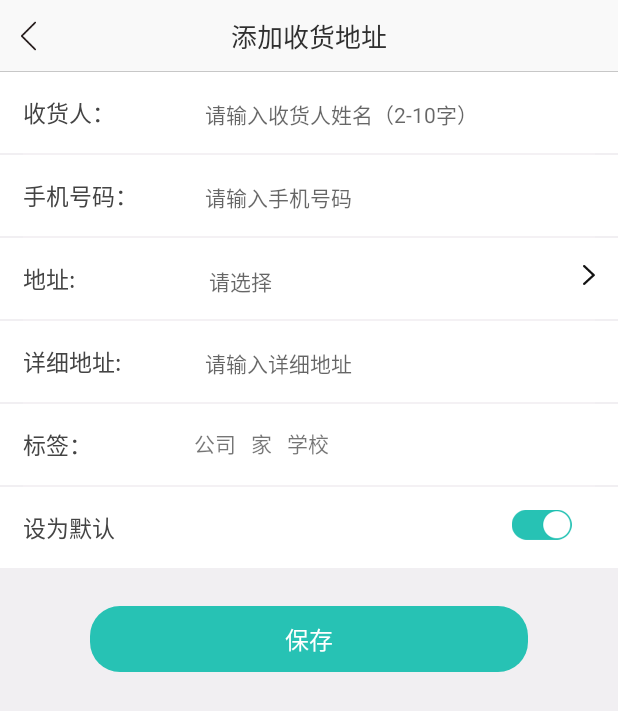
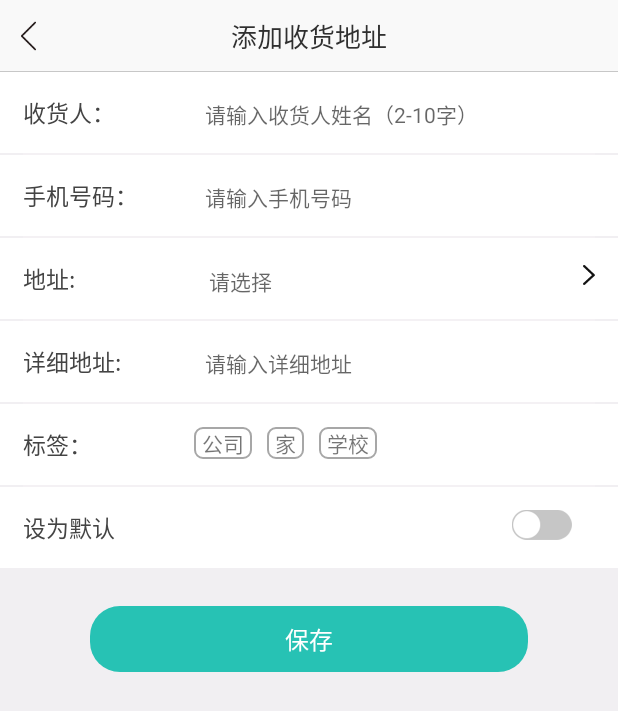
Before and after one commit to fflin/sqka-sdk, an Android app: the WriteAddressActivity screen opened directly, with no data from a screen before it, on a phone screen of 412 x 824 dp. Shown: the top 711 px of the screen. Run offline under Robolectric (Android 15) with nearby library versions, the phone set to English and light mode, and no system bars.

Commit message:
1 收货地址业务代码提交

```diff
--- a/mysdk/mall/src/main/java/com/hengxin/mall/base/BaseActivity.java
+++ b/mysdk/mall/src/main/java/com/hengxin/mall/base/BaseActivity.java
@@ -5,6 +5,7 @@ import android.os.Bundle;
 import android.support.v7.app.AppCompatActivity;
 import android.view.View;
 
+import com.hengxin.basic.util.Log;
 import com.hengxin.mall.R;
 
 
@@ -28,6 +29,7 @@ public abstract class BaseActivity extends AppCompatActivity {
             titleBack.setOnClickListener(v -> finish());
         }
         initData();
+        Log.i("fflin","当前activity = "+getClass().getSimpleName());
     }
 
     @Override
--- a/mysdk/mall/src/main/java/com/hengxin/mall/ui/address/WriteAddressActivity.java
+++ b/mysdk/mall/src/main/java/com/hengxin/mall/ui/address/WriteAddressActivity.java
@@ -2,14 +2,18 @@ package com.hengxin.mall.ui.address;
 
 import android.content.Context;
 import android.content.Intent;
+import android.text.TextUtils;
 import android.view.View;
+import android.widget.ImageView;
 import android.widget.TextView;
 
+import com.hengxin.basic.util.ToastUtils;
 import com.hengxin.mall.R;
 import com.hengxin.mall.base.BaseActivity;
-import com.hengxin.pickcity.Interface.OnCityItemClickListener;
+import com.hengxin.mall.model.AddressModel;
 import com.hengxin.pickcity.CityConfig;
 import com.hengxin.pickcity.CityPicker;
+import com.hengxin.pickcity.Interface.OnCityItemClickListener;
 import com.hengxin.pickcity.bean.CityBean;
 import com.hengxin.pickcity.bean.DistrictBean;
 import com.hengxin.pickcity.bean.ProvinceBean;
@@ -23,6 +27,21 @@ import com.hengxin.pickcity.bean.ProvinceBean;
 public class WriteAddressActivity extends BaseActivity {
 
     private CityPicker cityPicker;
+    private String selTag;
+    private ImageView imgDefault;
+    private TextView tvSelectAdd;
+    private TextView tvName;
+    private TextView tvPhone;
+    private TextView tvAddAll;
+    private TextView tagSchool;
+    private TextView tagCompany;
+    private TextView tagHome;
+
+    public static void startEditAddAty(Context context, AddressModel model) {
+        Intent intent = new Intent(context, WriteAddressActivity.class);
+        intent.putExtra("model", model);
+        context.startActivity(intent);
+    }
 
     public static void toWriteAddAty(Context context) {
         Intent intent = new Intent(context, WriteAddressActivity.class);
@@ -33,15 +52,30 @@ public class WriteAddressActivity extends BaseActivity {
     protected void initData() {
         cityPicker = new CityPicker();
         cityPicker.init(WriteAddressActivity.this);
-        CityConfig config = new  CityConfig.Builder().build();
+        CityConfig config = new CityConfig.Builder().build();
         config.setShowType(CityConfig.ShowType.PRO_CITY_DIS);
         cityPicker.setConfig(config);
+        AddressModel model = (AddressModel) getIntent().getSerializableExtra("model");
+        if (model != null) {
+            tvName.setText(model.name);
+            tvPhone.setText(model.phone);
+            tvSelectAdd.setText(model.addSel);
+            tvAddAll.setText(model.addAll);
+            String addTag = model.addTag;
+            if (!TextUtils.isEmpty(addTag)) {
+                setTagState(tagSchool, tagHome, tagCompany);
+            }
+            imgDefault.setSelected(model.isDefault);
+        }
     }
 
     @Override
     protected void initView() {
-        ((TextView)findViewById(R.id.title_bar_title)).setText("添加收货地址");
-        TextView tvSelectAdd = findViewById(R.id.write_address);
+        ((TextView) findViewById(R.id.title_bar_title)).setText("添加收货地址");
+        tvName = findViewById(R.id.add_name);
+        tvPhone = findViewById(R.id.add_phone);
+        tvAddAll = findViewById(R.id.write_address_all);
+        tvSelectAdd = findViewById(R.id.write_address);
         findViewById(R.id.write_address_parent).setOnClickListener(new View.OnClickListener() {
             @Override
             public void onClick(View v) {
@@ -49,12 +83,73 @@ public class WriteAddressActivity extends BaseActivity {
                     @Override
                     public void onSelected(ProvinceBean province, CityBean city, DistrictBean district) {
                         super.onSelected(province, city, district);
-                        tvSelectAdd.setText(province.getName()+"\r"+city.getName()+"\r"+district.getName());
+                        tvSelectAdd.setText(province.getName() + "\r" + city.getName() + "\r" + district.getName());
                     }
                 });
                 cityPicker.showCityPicker();
             }
         });
+        tagCompany = findViewById(R.id.write_tag_company);
+        tagHome = findViewById(R.id.write_tag_home);
+        tagSchool = findViewById(R.id.write_tag_school);
+        tagCompany.setOnClickListener(new View.OnClickListener() {
+            @Override
+            public void onClick(View v) {
+                setTagState(tagCompany, tagHome, tagSchool);
+            }
+        });
+        tagHome.setOnClickListener(new View.OnClickListener() {
+            @Override
+            public void onClick(View v) {
+                setTagState(tagHome, tagCompany, tagSchool);
+            }
+        });
+        tagSchool.setOnClickListener(new View.OnClickListener() {
+            @Override
+            public void onClick(View v) {
+                setTagState(tagSchool, tagHome, tagCompany);
+            }
+        });
+        imgDefault = findViewById(R.id.add_is_default);
+        imgDefault.setOnClickListener(new View.OnClickListener() {
+            @Override
+            public void onClick(View v) {
+                imgDefault.setSelected(!imgDefault.isSelected());
+            }
+        });
+        findViewById(R.id.add_commit).setOnClickListener(new View.OnClickListener() {
+            @Override
+            public void onClick(View v) {
+                String name = tvName.getText().toString().trim();
+                String addSelect = tvSelectAdd.getText().toString().trim();
+                String phone = tvPhone.getText().toString().trim();
+                String addAll = tvAddAll.getText().toString().trim();
+                if (checkEmpty(name, "请输入收货人姓名") || checkEmpty(phone, "请输入收货人电话")
+                        || checkEmpty(addSelect, "请选择收获地址") || checkEmpty(addAll, "请输入详细地址")) {
+                    return;
+                }
+                boolean isDefault = imgDefault.isSelected();
+                ToastUtils.show(WriteAddressActivity.this, "name =" + name + "\n phone = " + phone + "\n addSel = " + addSelect + "\n addAll = " + addAll + "\n tag = " + selTag + "\n default = " + isDefault);
+            }
+        });
+    }
+
+    private boolean checkEmpty(String text, String msg) {
+        if (text.isEmpty()) {
+            ToastUtils.show(WriteAddressActivity.this, msg);
+            return true;
+        }
+        return false;
+    }
+
+    private void setTagState(TextView selectText, TextView nText1, TextView nText2) {
+        selectText.setSelected(true);
+        selectText.setTextColor(getResources().getColor(R.color.red_theme));
+        nText1.setSelected(false);
+        nText1.setTextColor(getResources().getColor(R.color.net_error_color));
+        nText2.setSelected(false);
+        nText2.setTextColor(getResources().getColor(R.color.net_error_color));
+        selTag = selectText.getText().toString().trim();
     }
 
     @Override
--- /dev/null
+++ b/mysdk/mall/src/main/res/drawable/bg_add_default_selector.xml
@@ -0,0 +1,5 @@
+<?xml version="1.0" encoding="utf-8"?>
+<selector xmlns:android="http://schemas.android.com/apk/res/android">
+    <item android:state_selected="false" android:drawable="@drawable/write_add_close"/>
+    <item android:state_selected="true" android:drawable="@drawable/write_add_open"/>
+</selector>
--- /dev/null
+++ b/mysdk/mall/src/main/res/drawable/bg_address_nomal.xml
@@ -0,0 +1,6 @@
+<?xml version="1.0" encoding="utf-8"?>
+<shape xmlns:android="http://schemas.android.com/apk/res/android">
+
+    <stroke android:width="1dp" android:color="@color/net_error_color"/>
+    <corners android:radius="5dp"/>
+</shape>
--- /dev/null
+++ b/mysdk/mall/src/main/res/drawable/bg_address_selector.xml
@@ -0,0 +1,5 @@
+<?xml version="1.0" encoding="utf-8"?>
+<selector xmlns:android="http://schemas.android.com/apk/res/android">
+    <item android:state_selected="false" android:drawable="@drawable/bg_address_nomal"/>
+    <item android:state_selected="true" android:drawable="@drawable/bg_ask_sale_red"/>
+</selector>
--- a/mysdk/mall/src/main/res/layout/aty_write_address.xml
+++ b/mysdk/mall/src/main/res/layout/aty_write_address.xml
@@ -16,6 +16,7 @@
         <EditText
             android:id="@+id/add_name"
             style="@style/write_address_right"
+            android:maxLength="10"
             android:hint="请输入收货人姓名（2-10字）" />
     </LinearLayout>
 
@@ -29,7 +30,7 @@
             />
 
         <EditText
-            android:id="@+id/write_order"
+            android:id="@+id/add_phone"
             style="@style/write_address_right"
             android:hint="请输入手机号码"
             android:inputType="phone"/>
@@ -96,21 +97,30 @@
                 android:id="@+id/write_tag_company"
                 android:layout_width="wrap_content"
                 android:layout_height="wrap_content"
-                android:text="公司" />
+                android:text="公司"
+                android:paddingLeft="5dp"
+                android:paddingRight="5dp"
+                android:background="@drawable/bg_address_selector"/>
 
             <TextView
                 android:id="@+id/write_tag_home"
                 android:layout_width="wrap_content"
                 android:layout_height="wrap_content"
                 android:layout_marginLeft="10dp"
-                android:text="家" />
+                android:text="家"
+                android:paddingLeft="5dp"
+                android:paddingRight="5dp"
+                android:background="@drawable/bg_address_selector"/>
 
             <TextView
                 android:id="@+id/write_tag_school"
                 android:layout_width="wrap_content"
                 android:layout_height="wrap_content"
                 android:layout_marginLeft="10dp"
-                android:text="学校" />
+                android:text="学校"
+                android:paddingLeft="5dp"
+                android:paddingRight="5dp"
+                android:background="@drawable/bg_address_selector"/>
 
         </LinearLayout>
 
@@ -131,11 +141,12 @@
             android:layout_weight="7">
 
             <ImageView
+                android:id="@+id/add_is_default"
                 android:layout_width="wrap_content"
                 android:layout_height="wrap_content"
                 android:layout_alignParentRight="true"
                 android:layout_marginRight="15dp"
-                android:src="@drawable/write_add_open" />
+                android:src="@drawable/bg_add_default_selector" />
 
         </RelativeLayout>
     </LinearLayout>
```
Also changed, not shown: mysdk/mall/src/main/java/com/hengxin/mall/model/AddressModel.java (added, +16 -0 lines), mysdk/mall/src/main/java/com/hengxin/mall/ui/address/adapter/AddressViewHolder.java (+17 -0 lines), mysdk/mall/src/main/res/layout/item_address.xml (+6 -2 lines).
